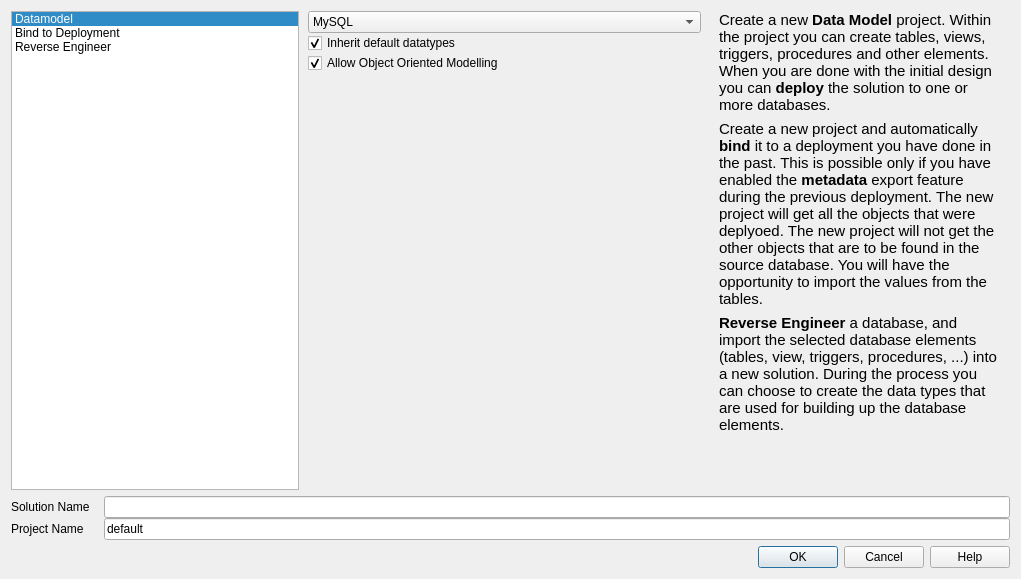
The window that src/gui/NewProjectDialog.ui (fritzone/ddm) describes before a commit, drawn with Qt 5.
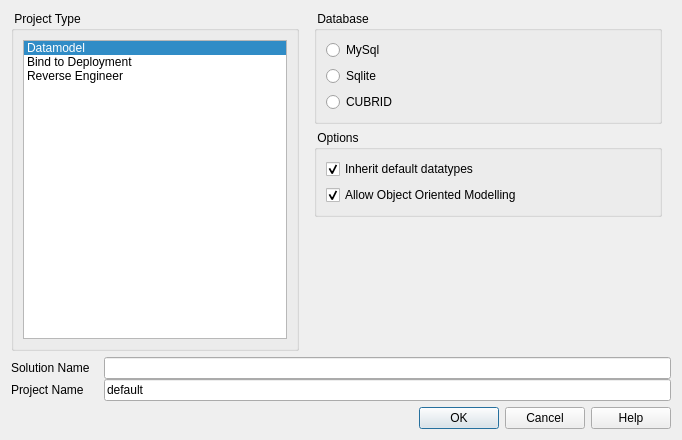
The same window after the commit. Icons and pictures are not drawn.

Commit message: more cubrid and a redesigned new project form

Patch:
```diff
--- a/src/gui/NewProjectDialog.ui
+++ b/src/gui/NewProjectDialog.ui
@@ -9,8 +9,8 @@
    <rect>
     <x>0</x>
     <y>0</y>
-    <width>1021</width>
-    <height>579</height>
+    <width>682</width>
+    <height>440</height>
    </rect>
   </property>
   <property name="sizePolicy">
@@ -46,13 +46,13 @@
     <widget class="QWidget" name="widget_3" native="true">
      <layout class="QHBoxLayout" name="horizontalLayout_3">
       <property name="spacing">
-       <number>0</number>
+       <number>6</number>
       </property>
       <property name="margin">
        <number>0</number>
       </property>
       <item>
-       <widget class="QFrame" name="frame">
+       <widget class="QGroupBox" name="grpProjectType">
         <property name="sizePolicy">
          <sizepolicy hsizetype="Fixed" vsizetype="Preferred">
           <horstretch>0</horstretch>
@@ -71,15 +71,12 @@
           <height>16777215</height>
          </size>
         </property>
-        <property name="frameShape">
-         <enum>QFrame::NoFrame</enum>
-        </property>
-        <property name="frameShadow">
-         <enum>QFrame::Raised</enum>
+        <property name="title">
+         <string> Project Type </string>
         </property>
         <layout class="QVBoxLayout" name="verticalLayout_2">
          <property name="margin">
-          <number>0</number>
+          <number>9</number>
          </property>
          <item>
           <widget class="QListWidget" name="listWidget">
@@ -158,73 +155,43 @@
       </item>
       <item>
        <widget class="QWidget" name="widget" native="true">
-        <layout class="QFormLayout" name="formLayout">
-         <property name="fieldGrowthPolicy">
-          <enum>QFormLayout::AllNonFixedFieldsGrow</enum>
-         </property>
-         <property name="labelAlignment">
-          <set>Qt::AlignLeading|Qt::AlignLeft|Qt::AlignTop</set>
-         </property>
-         <property name="verticalSpacing">
-          <number>0</number>
-         </property>
+        <layout class="QVBoxLayout" name="verticalLayout_5">
          <property name="leftMargin">
           <number>9</number>
          </property>
          <property name="topMargin">
           <number>0</number>
          </property>
-         <item row="7" column="0" colspan="2">
-          <widget class="QCheckBox" name="chkInheritDefaultDatatypes">
-           <property name="toolTip">
-            <string>&lt;!DOCTYPE HTML PUBLIC &quot;-//W3C//DTD HTML 4.0//EN&quot; &quot;http://www.w3.org/TR/REC-html40/strict.dtd&quot;&gt;
-&lt;html&gt;&lt;head&gt;&lt;meta name=&quot;qrichtext&quot; content=&quot;1&quot; /&gt;&lt;style type=&quot;text/css&quot;&gt;
-p, li { white-space: pre-wrap; }
-&lt;/style&gt;&lt;/head&gt;&lt;body style=&quot; font-family:'Sans'; font-size:10pt; font-weight:400; font-style:normal;&quot;&gt;
-&lt;p style=&quot; margin-top:0px; margin-bottom:0px; margin-left:0px; margin-right:0px; -qt-block-indent:0; text-indent:0px;&quot;&gt;Populates your solution with a set of frequently used &lt;span style=&quot; font-weight:600;&quot;&gt;data types&lt;/span&gt;. You can change these during your session to fit your needs. If reverse engineering a database it is not reccomended to check this box.&lt;/p&gt;&lt;/body&gt;&lt;/html&gt;</string>
+         <item>
+          <widget class="QGroupBox" name="groupBox">
+           <property name="title">
+            <string> Database </string>
            </property>
-           <property name="whatsThis">
-            <string>&lt;!DOCTYPE HTML PUBLIC &quot;-//W3C//DTD HTML 4.0//EN&quot; &quot;http://www.w3.org/TR/REC-html40/strict.dtd&quot;&gt;
-&lt;html&gt;&lt;head&gt;&lt;meta name=&quot;qrichtext&quot; content=&quot;1&quot; /&gt;&lt;style type=&quot;text/css&quot;&gt;
-p, li { white-space: pre-wrap; }
-&lt;/style&gt;&lt;/head&gt;&lt;body style=&quot; font-family:'Sans'; font-size:10pt; font-weight:400; font-style:normal;&quot;&gt;
-&lt;p style=&quot; margin-top:0px; margin-bottom:0px; margin-left:0px; margin-right:0px; -qt-block-indent:0; text-indent:0px;&quot;&gt;Populates your solution with a set of frequently used &lt;span style=&quot; font-weight:600;&quot;&gt;data types&lt;/span&gt;. You can change these during your session to fit your needs. If reverse engineering a database it is not reccomended to check this box.&lt;/p&gt;&lt;/body&gt;&lt;/html&gt;</string>
-           </property>
-           <property name="text">
-            <string>Inherit default datatypes</string>
-           </property>
-           <property name="checked">
-            <bool>true</bool>
-           </property>
-          </widget>
-         </item>
-         <item row="0" column="0" colspan="2">
-          <widget class="QComboBox" name="cmbDatabase">
-           <property name="toolTip">
-            <string>Select the underlying database for the solution.</string>
-           </property>
-           <property name="whatsThis">
-            <string>The type of the underlying database for the solution.</string>
-           </property>
+           <layout class="QVBoxLayout" name="verticalLayout_4">
            <item>
+             <widget class="QRadioButton" name="radioMySql">
             <property name="text">
-             <string>MySQL</string>
+               <string>MySql</string>
             </property>
             <property name="icon">
              <iconset resource="../dbm.qrc">
               <normaloff>:/images/actions/images/small/mysql.png</normaloff>:/images/actions/images/small/mysql.png</iconset>
             </property>
+             </widget>
            </item>
            <item>
+             <widget class="QRadioButton" name="radioSqlite">
             <property name="text">
-             <string>SQLite</string>
+               <string>Sqlite</string>
             </property>
             <property name="icon">
              <iconset resource="../dbm.qrc">
               <normaloff>:/images/actions/images/small/sqlite-icon.png</normaloff>:/images/actions/images/small/sqlite-icon.png</iconset>
             </property>
+             </widget>
            </item>
            <item>
+             <widget class="QRadioButton" name="radioCubrid">
             <property name="text">
              <string>CUBRID</string>
             </property>
@@ -232,10 +199,42 @@
              <iconset resource="../dbm.qrc">
               <normaloff>:/images/actions/images/small/cubrid.png</normaloff>:/images/actions/images/small/cubrid.png</iconset>
             </property>
-           </item>
+             </widget>
+            </item>
+           </layout>
           </widget>
          </item>
-         <item row="8" column="0" colspan="2">
+         <item>
+          <widget class="QGroupBox" name="groupBox_2">
+           <property name="title">
+            <string> Options </string>
+           </property>
+           <layout class="QVBoxLayout" name="verticalLayout_6">
+            <item>
+             <widget class="QCheckBox" name="chkInheritDefaultDatatypes">
+              <property name="toolTip">
+               <string>&lt;!DOCTYPE HTML PUBLIC &quot;-//W3C//DTD HTML 4.0//EN&quot; &quot;http://www.w3.org/TR/REC-html40/strict.dtd&quot;&gt;
+&lt;html&gt;&lt;head&gt;&lt;meta name=&quot;qrichtext&quot; content=&quot;1&quot; /&gt;&lt;style type=&quot;text/css&quot;&gt;
+p, li { white-space: pre-wrap; }
+&lt;/style&gt;&lt;/head&gt;&lt;body style=&quot; font-family:'Sans'; font-size:10pt; font-weight:400; font-style:normal;&quot;&gt;
+&lt;p style=&quot; margin-top:0px; margin-bottom:0px; margin-left:0px; margin-right:0px; -qt-block-indent:0; text-indent:0px;&quot;&gt;Populates your solution with a set of frequently used &lt;span style=&quot; font-weight:600;&quot;&gt;data types&lt;/span&gt;. You can change these during your session to fit your needs. If reverse engineering a database it is not reccomended to check this box.&lt;/p&gt;&lt;/body&gt;&lt;/html&gt;</string>
+              </property>
+              <property name="whatsThis">
+               <string>&lt;!DOCTYPE HTML PUBLIC &quot;-//W3C//DTD HTML 4.0//EN&quot; &quot;http://www.w3.org/TR/REC-html40/strict.dtd&quot;&gt;
+&lt;html&gt;&lt;head&gt;&lt;meta name=&quot;qrichtext&quot; content=&quot;1&quot; /&gt;&lt;style type=&quot;text/css&quot;&gt;
+p, li { white-space: pre-wrap; }
+&lt;/style&gt;&lt;/head&gt;&lt;body style=&quot; font-family:'Sans'; font-size:10pt; font-weight:400; font-style:normal;&quot;&gt;
+&lt;p style=&quot; margin-top:0px; margin-bottom:0px; margin-left:0px; margin-right:0px; -qt-block-indent:0; text-indent:0px;&quot;&gt;Populates your solution with a set of frequently used &lt;span style=&quot; font-weight:600;&quot;&gt;data types&lt;/span&gt;. You can change these during your session to fit your needs. If reverse engineering a database it is not reccomended to check this box.&lt;/p&gt;&lt;/body&gt;&lt;/html&gt;</string>
+              </property>
+              <property name="text">
+               <string>Inherit default datatypes</string>
+              </property>
+              <property name="checked">
+               <bool>true</bool>
+              </property>
+             </widget>
+            </item>
+            <item>
           <widget class="QCheckBox" name="chkAllowOOPModel">
            <property name="toolTip">
             <string>&lt;!DOCTYPE HTML PUBLIC &quot;-//W3C//DTD HTML 4.0//EN&quot; &quot;http://www.w3.org/TR/REC-html40/strict.dtd&quot;&gt;
@@ -263,78 +262,7 @@
        </widget>
       </item>
       <item>
-       <widget class="QWidget" name="widget_2" native="true">
-        <property name="sizePolicy">
-         <sizepolicy hsizetype="Fixed" vsizetype="Preferred">
-          <horstretch>0</horstretch>
-          <verstretch>0</verstretch>
-         </sizepolicy>
-        </property>
-        <property name="minimumSize">
-         <size>
-          <width>300</width>
-          <height>0</height>
-         </size>
-        </property>
-        <property name="maximumSize">
-         <size>
-          <width>300</width>
-          <height>16777215</height>
-         </size>
-        </property>
-        <layout class="QVBoxLayout" name="verticalLayout">
-         <property name="topMargin">
-          <number>0</number>
-         </property>
-         <item>
-          <widget class="QLabel" name="lblDataModelDescription">
-           <property name="text">
-            <string>&lt;!DOCTYPE HTML PUBLIC &quot;-//W3C//DTD HTML 4.0//EN&quot; &quot;http://www.w3.org/TR/REC-html40/strict.dtd&quot;&gt;
-&lt;html&gt;&lt;head&gt;&lt;meta name=&quot;qrichtext&quot; content=&quot;1&quot; /&gt;&lt;style type=&quot;text/css&quot;&gt;
-p, li { white-space: pre-wrap; }
-&lt;/style&gt;&lt;/head&gt;&lt;body style=&quot; font-family:'Ubuntu'; font-size:10pt; font-weight:400; font-style:normal;&quot;&gt;
-&lt;p style=&quot; margin-top:0px; margin-bottom:0px; margin-left:0px; margin-right:0px; -qt-block-indent:0; text-indent:0px;&quot;&gt;&lt;span style=&quot; font-family:'Sans'; font-size:11pt;&quot;&gt;Create a new &lt;/span&gt;&lt;span style=&quot; font-family:'Sans'; font-size:11pt; font-weight:600;&quot;&gt;Data Model&lt;/span&gt;&lt;span style=&quot; font-family:'Sans'; font-size:11pt;&quot;&gt; project. Within the project you can create tables, views, triggers, procedures and other elements. When you are done with the initial design you can &lt;/span&gt;&lt;span style=&quot; font-family:'Sans'; font-size:11pt; font-weight:600;&quot;&gt;deploy &lt;/span&gt;&lt;span style=&quot; font-family:'Sans'; font-size:11pt;&quot;&gt;the solution to one or more databases.&lt;/span&gt;&lt;/p&gt;&lt;/body&gt;&lt;/html&gt;</string>
-           </property>
-           <property name="scaledContents">
-            <bool>false</bool>
-           </property>
-           <property name="wordWrap">
-            <bool>true</bool>
-           </property>
-          </widget>
-         </item>
-         <item>
-          <widget class="QLabel" name="lblBindDescriptor">
-           <property name="text">
-            <string>&lt;html&gt;&lt;head/&gt;&lt;body&gt;&lt;p&gt;&lt;span style=&quot; font-size:11pt;&quot;&gt;Create a new project and automatically &lt;/span&gt;&lt;span style=&quot; font-size:11pt; font-weight:600;&quot;&gt;bind&lt;/span&gt;&lt;span style=&quot; font-size:11pt;&quot;&gt; it to a deployment you have done in the past. This is possible only if you have enabled the &lt;/span&gt;&lt;span style=&quot; font-size:11pt; font-weight:600;&quot;&gt;metadata&lt;/span&gt;&lt;span style=&quot; font-size:11pt;&quot;&gt; export feature during the previous deployment. The new project will get all the objects that were deplyoed. The new project will not get the other objects that are to be found in the source database. You will have the opportunity to import the values from the tables.&lt;/span&gt;&lt;/p&gt;&lt;/body&gt;&lt;/html&gt;</string>
-           </property>
-           <property name="scaledContents">
-            <bool>false</bool>
-           </property>
-           <property name="wordWrap">
-            <bool>true</bool>
-           </property>
-          </widget>
-         </item>
-         <item>
-          <widget class="QLabel" name="lblReverseEngineer">
-           <property name="text">
-            <string>&lt;!DOCTYPE HTML PUBLIC &quot;-//W3C//DTD HTML 4.0//EN&quot; &quot;http://www.w3.org/TR/REC-html40/strict.dtd&quot;&gt;
-&lt;html&gt;&lt;head&gt;&lt;meta name=&quot;qrichtext&quot; content=&quot;1&quot; /&gt;&lt;style type=&quot;text/css&quot;&gt;
-p, li { white-space: pre-wrap; }
-&lt;/style&gt;&lt;/head&gt;&lt;body style=&quot; font-family:'Ubuntu'; font-size:10pt; font-weight:400; font-style:normal;&quot;&gt;
-&lt;p style=&quot; margin-top:0px; margin-bottom:0px; margin-left:0px; margin-right:0px; -qt-block-indent:0; text-indent:0px;&quot;&gt;&lt;span style=&quot; font-family:'Sans'; font-size:11pt; font-weight:600;&quot;&gt;Reverse Engineer&lt;/span&gt;&lt;span style=&quot; font-family:'Sans'; font-size:11pt;&quot;&gt; a database, and import the selected database elements (tables, view, triggers, procedures, ...) into a new solution. During the process you can choose to create the data types that are used for building up the database elements.&lt;/span&gt;&lt;/p&gt;&lt;/body&gt;&lt;/html&gt;</string>
-           </property>
-           <property name="scaledContents">
-            <bool>false</bool>
-           </property>
-           <property name="wordWrap">
-            <bool>true</bool>
-           </property>
-          </widget>
-         </item>
-         <item>
-          <spacer name="verticalSpacer">
+          <spacer name="verticalSpacer_2">
            <property name="orientation">
             <enum>Qt::Vertical</enum>
            </property>
```
Left out of the diff: 8 changed lines with no effect on the pictures. Lines whose indentation alone changed are shown as unchanged. The commit also changes 10 other files.
